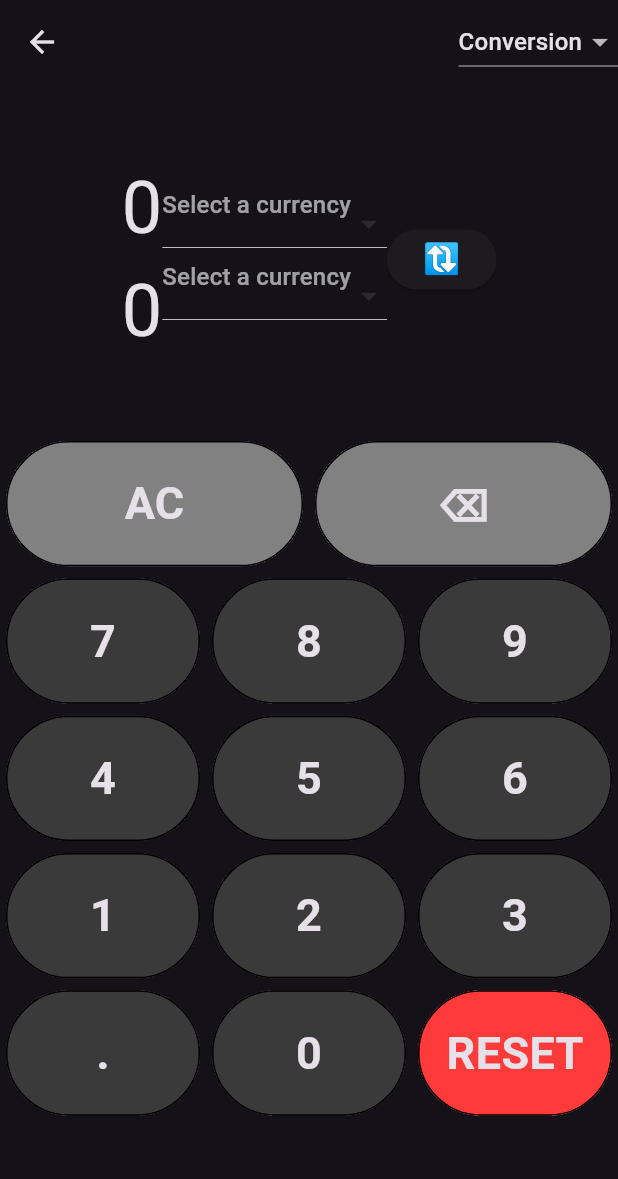
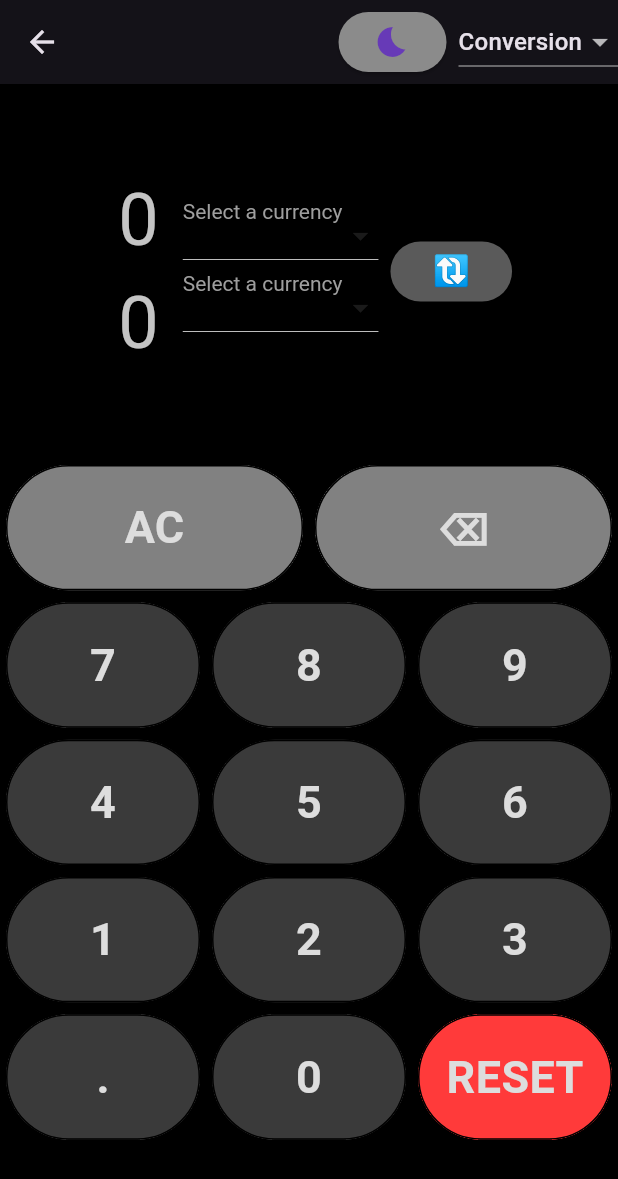
Before and after one commit to KrishnaV08/Calculate_Flutter, a Flutter app: the Conversion screen opened by its route, on a phone screen of 412 x 824 dp. Shown: the top 1179 px of the screen. Run offline on Flutter 3.47's test engine with Material 3 defaults, Android fonts, the phone set to English and light mode, and no system bars; network calls fail.

Commit message:
Added Dark Mode

```diff
--- a/lib/conversion.dart
+++ b/lib/conversion.dart
@@ -17,6 +17,7 @@ class ConversionState extends State<Conversion> {
   String operand = "";
   String num2 = "";
   String history = "";
+  bool isDark=true;
 
   Exchange? rates;
 
@@ -79,11 +80,34 @@ class ConversionState extends State<Conversion> {
     // print(rates?.conversionRates);
 
     return Scaffold(
+      backgroundColor: isDark?Colors.black:const Color.fromARGB(255, 255, 255, 255),
       appBar: AppBar(
         actions: [
+
+          Padding(
+            padding: const EdgeInsets.all(8.0),
+            child: ElevatedButton(
+              onPressed: () {
+                setState(() {
+                  isDark = !isDark;
+                });
+              },
+              child: Icon(
+                Icons.bedtime,
+                color: isDark?Colors.deepPurple:Colors.purpleAccent,
+                size: 24.0,
+                // color: isDark?Colors.grey:const Color.fromARGB(255, 101, 101, 101),
+              ),
+              style: ElevatedButton.styleFrom(
+                backgroundColor: isDark?const Color.fromARGB(255, 139, 139, 139):const Color.fromARGB(255, 92, 92, 92),
+                 ),
+            ),
+          ),
+
           DropdownButton(
             alignment: Alignment.topRight,
             value: select,
+
             // Array list of items
             items:
                 items.map((String items) {
@@ -91,6 +115,7 @@ class ConversionState extends State<Conversion> {
                     value: items,
                     // onTap: () => handleSelection(values),
                     child: Text(items),
+
                   );
                 }).toList(),
             onChanged: (String? newValue) {
@@ -111,37 +136,55 @@ class ConversionState extends State<Conversion> {
 
                   // width: screenSize.width,
                   children: [
-                    Column(
+                    Padding(
+                      padding: const EdgeInsets.all(8.0),
+                      child: Column(
                         children: [
                           Container(
                             alignment: Alignment.topCenter,
                             child: Text(
                               num1.isEmpty ? "0" : num1,
-                            style: TextStyle(fontSize: 48),
+                              style: TextStyle(fontSize: 48,
+                                color:
+                            isDark == true
+                                ? const Color.fromARGB(255, 196, 196, 196)
+                                : const Color.fromARGB(255, 90, 90, 90),
+
+                              ),
+
                             ),
                           ),
                           Container(
                             alignment: Alignment.topCenter,
                             child: Text(
                               num2.isEmpty ? "0" : num2,
-                            style: TextStyle(fontSize: 48),
+                              style: TextStyle(fontSize: 48,
+                              color:
+                            isDark == true
+                                ? const Color.fromARGB(255, 196, 196, 196)
+                                : const Color.fromARGB(255, 90, 90, 90),
+                              ),
                             ),
                           ),
                         ],
                       ),
-                    Column(
+                    ),
+                    Padding(
+                      padding: const EdgeInsets.all(8.0),
+                      child: Column(
                         children: [
                           DropdownButton(
                             alignment: Alignment.topRight,
                             value: firstSelect,
-                          hint: Text("Select a currency"),
+                            hint: Text("Select a currency",style: TextStyle(color: isDark?Colors.grey:const Color.fromARGB(255, 91, 91, 91)),),
+                            style: TextStyle(color: isDark?Colors.grey:const Color.fromARGB(255, 91, 91, 91)),
                             // Array list of items
                             items:
                                 rates?.conversionRates.keys.map((String items) {
                                   return DropdownMenuItem(
                                     value: items,
                                     // onTap: () => handleSelection(values),
-                                  child: Text(items),
+                                    child: Text(items,style: TextStyle(color:const Color.fromARGB(255, 212, 212, 212)),),
                                   );
                                 }).toList(),
                             onChanged: (String? newValue) {
@@ -152,14 +195,15 @@ class ConversionState extends State<Conversion> {
                           DropdownButton(
                             alignment: Alignment.topRight,
                             value: secondSelect,
-                          hint: Text("Select a currency"),
+                            hint: Text("Select a currency",style: TextStyle(color: isDark?Colors.grey:const Color.fromARGB(255, 91, 91, 91)),),
+                            style: TextStyle(color: isDark?Colors.grey:const Color.fromARGB(255, 91, 91, 91)),
                             // Array list of items
                             items:
                                 rates?.conversionRates.keys.map((String items) {
                                   return DropdownMenuItem(
                                     value: items,
                                     // onTap: () => handleSelection(values),
-                                  child: Text(items),
+                                    child: Text(items,style: TextStyle(color: const Color.fromARGB(255, 203, 203, 203)),),
                                   );
                                 }).toList(),
                             onChanged: (String? newValue) {
@@ -167,6 +211,7 @@ class ConversionState extends State<Conversion> {
                             },
                           ),
                         ],
+                      ),
                     ),
                     Column(
                       children: [
@@ -182,7 +227,13 @@ class ConversionState extends State<Conversion> {
                               handleTap("Enter");
                             });
                           },
-                          child: Text("🔃", style: TextStyle(fontSize: 20)),
+                          child: Padding(
+                            padding: const EdgeInsets.all(4.0),
+                            child: Text("🔃", style: TextStyle(fontSize: 20, color: isDark?Colors.grey:const Color.fromARGB(255, 91, 91, 91))),
+                          ),
+                          style: ElevatedButton.styleFrom(
+                backgroundColor: isDark?const Color.fromARGB(255, 90, 90, 90):const Color.fromARGB(255, 205, 205, 205),
+                 ),
                         ),
                       ],
                     ),
@@ -273,7 +324,12 @@ class ConversionState extends State<Conversion> {
           child: Center(
             child: Text(
               value,
-              style: TextStyle(fontSize: 30, fontWeight: FontWeight.bold),
+              style: TextStyle(fontSize: 30, fontWeight: FontWeight.bold,
+              color:
+                    isDark
+                        ?  const Color.fromARGB(255, 221, 221, 221)
+                        : value!="RESET" ?const Color.fromARGB(255, 94, 94, 94):const Color.fromARGB(255, 221, 221, 221),
+                        ),
             ),
           ),
         ),
@@ -283,7 +339,9 @@ class ConversionState extends State<Conversion> {
 
   Color getBtnColor(value) {
     return [Btn.del, Btn.clr, Btn.per].contains(value)
+        ? isDark
             ? const Color.fromARGB(255, 129, 129, 129)
+            : const Color.fromARGB(255, 160, 160, 160)
         : [
           Btn.multiply,
           Btn.subtract,
@@ -292,9 +350,13 @@ class ConversionState extends State<Conversion> {
           Btn.equal,
           "Enter",
         ].contains(value)
+        ? isDark
             ? Colors.orange
+            : const Color.fromARGB(255, 252, 157, 15)
         : value == "RESET"
-        ? const Color.fromARGB(255, 255, 58, 58)
-        : const Color.fromARGB(255, 58, 58, 58);
+        ? isDark? const Color.fromARGB(255, 255, 58, 58):const Color.fromARGB(255, 255, 60, 60)
+        : isDark == true
+        ? const Color.fromARGB(255, 58, 58, 58)
+        : const Color.fromARGB(255, 201, 201, 201);
   }
 }
--- a/pubspec.yaml
+++ b/pubspec.yaml
@@ -53,6 +53,7 @@ dev_dependencies:
 # The following section is specific to Flutter packages.
 flutter:
 
+
   # The following line ensures that the Material Icons font is
   # included with your application, so that you can use the icons in
   # the material Icons class.
@@ -88,3 +89,7 @@ flutter:
   #
   # For details regarding fonts from package dependencies,
   # see https://flutter.dev/to/font-from-package
+
+
+  assets:
+        - assets/
```
Also changed, not shown: lib/calculator_screen.dart (+67 -38 lines), lib/home.dart (+21 -5 lines), assets/imgs.png (added). Lines whose indentation alone changed are shown as unchanged.
